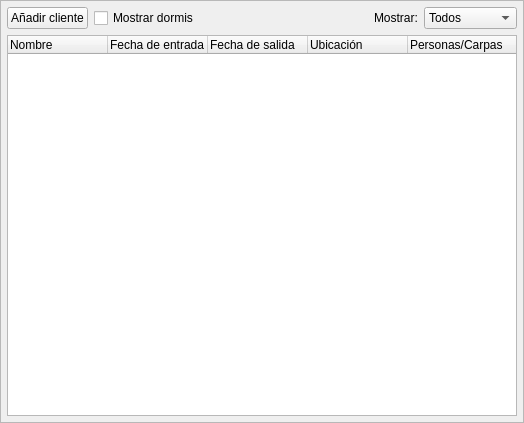
The window that FrameTents.ui (dnohales/camping) describes before a commit, drawn with Qt 5.
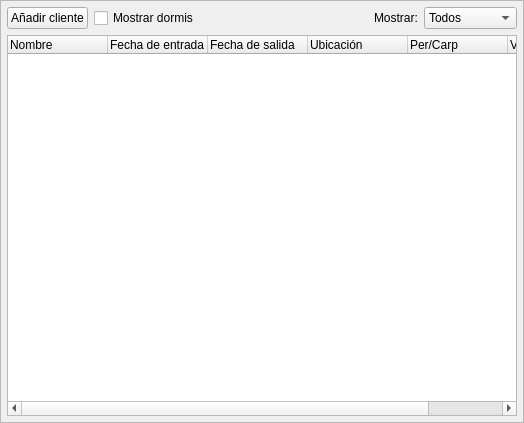
The same window after the commit. Icons and pictures are not drawn.

```diff
--- a/FrameTents.ui
+++ b/FrameTents.ui
@@ -152,9 +152,17 @@
      </column>
      <column>
       <property name="text">
+       <string>Per/Carp</string>
+      </property>
+      <property name="toolTip">
        <string>Personas/Carpas</string>
       </property>
      </column>
+     <column>
+      <property name="text">
+       <string>Vehículos</string>
+      </property>
+     </column>
     </widget>
    </item>
   </layout>
```
